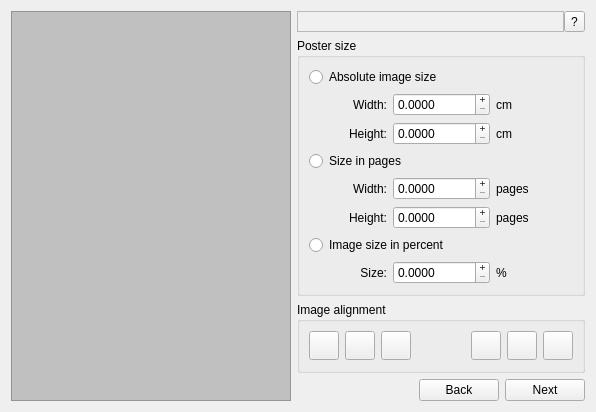
Qt form src/QtPosteRazorDialog.ui (aportale/posterazor) before a commit.
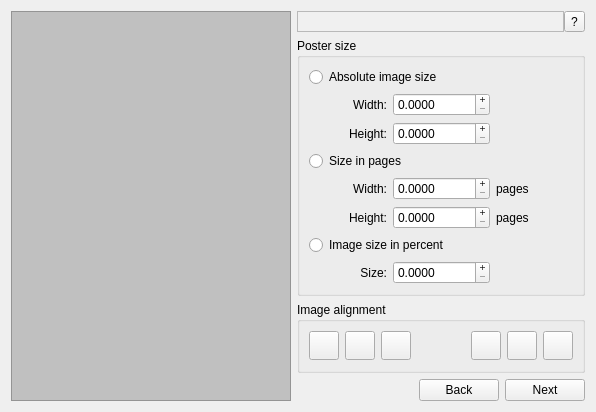
The same form after that commit. The open tabs and pages were chosen to show the change. Icons and pictures are not drawn. Custom widgets are drawn as their Qt base class.

Diff of the .ui file:
```diff
--- a/src/QtPosteRazorDialog.ui
+++ b/src/QtPosteRazorDialog.ui
@@ -1069,7 +1069,7 @@
              <item row="2" column="2" >
               <widget class="QLabel" name="m_posterAbsoluteHeightDimensionUnitLabel" >
                <property name="text" >
-                <string>cm</string>
+                <string/>
                </property>
               </widget>
              </item>
@@ -1107,7 +1107,7 @@
              <item row="1" column="2" >
               <widget class="QLabel" name="m_posterAbsoluteWidthDimensionUnitLabel" >
                <property name="text" >
-                <string>cm</string>
+                <string/>
                </property>
               </widget>
              </item>
@@ -1161,7 +1161,7 @@
              <item row="7" column="2" >
               <widget class="QLabel" name="m_posterPercentualSizeUnitLabel" >
                <property name="text" >
-                <string>%</string>
+                <string/>
                </property>
               </widget>
              </item>
```
Left out of the diff: 18 changed lines with no effect on the pictures.
